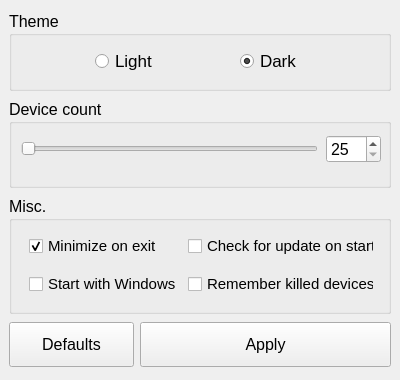
Old version of the form exe/ui_settings.ui in the repository elmoiv/elmocut.
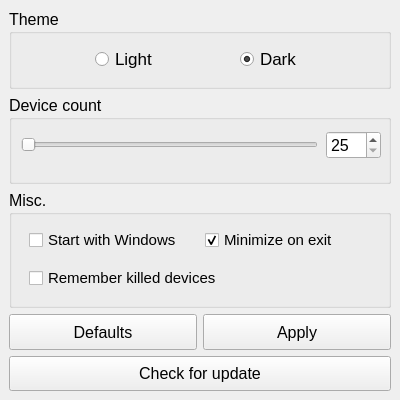
New version of the form.

The edit to the form file:
```diff
--- a/exe/ui_settings.ui
+++ b/exe/ui_settings.ui
@@ -8,19 +8,19 @@
     <x>0</x>
     <y>0</y>
     <width>400</width>
-    <height>380</height>
+    <height>400</height>
    </rect>
   </property>
   <property name="minimumSize">
    <size>
     <width>400</width>
-    <height>380</height>
+    <height>400</height>
    </size>
   </property>
   <property name="maximumSize">
    <size>
     <width>400</width>
-    <height>380</height>
+    <height>400</height>
    </size>
   </property>
   <property name="windowTitle">
@@ -44,15 +44,15 @@
    </property>
    <layout class="QHBoxLayout" name="horizontalLayout">
     <item>
-     <layout class="QGridLayout" name="gridLayout" columnstretch="0,0,0">
+     <layout class="QGridLayout" name="gridLayout" columnstretch="0,0,0,0">
       <property name="sizeConstraint">
        <enum>QLayout::SetNoConstraint</enum>
       </property>
       <property name="spacing">
        <number>6</number>
       </property>
-      <item row="0" column="0" colspan="3">
-       <widget class="QGroupBox" name="groupBox">
+      <item row="2" column="0" colspan="4">
+       <widget class="QGroupBox" name="groupBox_3">
         <property name="sizePolicy">
          <sizepolicy hsizetype="Minimum" vsizetype="Fixed">
           <horstretch>0</horstretch>
@@ -62,7 +62,7 @@
         <property name="minimumSize">
          <size>
           <width>0</width>
-          <height>80</height>
+          <height>118</height>
          </size>
         </property>
         <property name="font">
@@ -71,65 +71,71 @@
          </font>
         </property>
         <property name="title">
-         <string>Theme</string>
+         <string>Misc.</string>
         </property>
-        <widget class="QWidget" name="horizontalLayoutWidget">
+        <widget class="QWidget" name="gridLayoutWidget_2">
          <property name="geometry">
           <rect>
-           <x>9</x>
+           <x>20</x>
            <y>30</y>
-           <width>361</width>
-           <height>41</height>
+           <width>345</width>
+           <height>80</height>
           </rect>
          </property>
-         <layout class="QHBoxLayout" name="horizontalLayout_2">
-          <item>
-           <widget class="QRadioButton" name="rdbLight">
-            <property name="sizePolicy">
-             <sizepolicy hsizetype="Fixed" vsizetype="Fixed">
-              <horstretch>0</horstretch>
-              <verstretch>0</verstretch>
-             </sizepolicy>
-            </property>
+         <layout class="QGridLayout" name="gridLayout_3">
+          <item row="0" column="1">
+           <widget class="QCheckBox" name="chkMinimized">
             <property name="font">
              <font>
-              <pointsize>13</pointsize>
+              <pointsize>11</pointsize>
              </font>
             </property>
             <property name="text">
-             <string>Light</string>
-            </property>
-           </widget>
-          </item>
-          <item>
-           <widget class="QRadioButton" name="rdbDark">
-            <property name="sizePolicy">
-             <sizepolicy hsizetype="Fixed" vsizetype="Fixed">
-              <horstretch>0</horstretch>
-              <verstretch>0</verstretch>
-             </sizepolicy>
-            </property>
-            <property name="font">
-             <font>
-              <pointsize>13</pointsize>
-             </font>
-            </property>
-            <property name="text">
-             <string>Dark</string>
+             <string>Minimize on exit</string>
             </property>
             <property name="checked">
              <bool>true</bool>
             </property>
            </widget>
           </item>
+          <item row="0" column="0">
+           <widget class="QCheckBox" name="chkAutostart">
+            <property name="font">
+             <font>
+              <pointsize>11</pointsize>
+             </font>
+            </property>
+            <property name="layoutDirection">
+             <enum>Qt::LeftToRight</enum>
+            </property>
+            <property name="text">
+             <string>Start with Windows</string>
+            </property>
+           </widget>
+          </item>
+          <item row="1" column="0" colspan="2">
+           <widget class="QCheckBox" name="chkRemember">
+            <property name="font">
+             <font>
+              <pointsize>11</pointsize>
+             </font>
+            </property>
+            <property name="layoutDirection">
+             <enum>Qt::LeftToRight</enum>
+            </property>
+            <property name="text">
+             <string>Remember killed devices</string>
+            </property>
+           </widget>
+          </item>
          </layout>
         </widget>
        </widget>
       </item>
-      <item row="3" column="0">
+      <item row="3" column="0" colspan="2">
        <widget class="QPushButton" name="btnDefaults">
         <property name="sizePolicy">
-         <sizepolicy hsizetype="Minimum" vsizetype="Minimum">
+         <sizepolicy hsizetype="Preferred" vsizetype="Preferred">
           <horstretch>0</horstretch>
           <verstretch>0</verstretch>
          </sizepolicy>
@@ -144,7 +150,31 @@
         </property>
        </widget>
       </item>
-      <item row="1" column="0" colspan="3">
+      <item row="3" column="2" colspan="2">
+       <widget class="QPushButton" name="btnApply">
+        <property name="sizePolicy">
+         <sizepolicy hsizetype="Preferred" vsizetype="Preferred">
+          <horstretch>0</horstretch>
+          <verstretch>0</verstretch>
+         </sizepolicy>
+        </property>
+        <property name="minimumSize">
+         <size>
+          <width>0</width>
+          <height>16</height>
+         </size>
+        </property>
+        <property name="font">
+         <font>
+          <pointsize>12</pointsize>
+         </font>
+        </property>
+        <property name="text">
+         <string>Apply</string>
+        </property>
+       </widget>
+      </item>
+      <item row="1" column="0" colspan="4">
        <widget class="QGroupBox" name="groupBox_2">
         <property name="sizePolicy">
          <sizepolicy hsizetype="Minimum" vsizetype="Fixed">
@@ -226,8 +256,8 @@
         </widget>
        </widget>
       </item>
-      <item row="3" column="1" colspan="2">
-       <widget class="QPushButton" name="btnApply">
+      <item row="0" column="0" colspan="4">
+       <widget class="QGroupBox" name="groupBox">
         <property name="sizePolicy">
          <sizepolicy hsizetype="Minimum" vsizetype="Fixed">
           <horstretch>0</horstretch>
@@ -237,31 +267,7 @@
         <property name="minimumSize">
          <size>
           <width>0</width>
-          <height>45</height>
-         </size>
-        </property>
-        <property name="font">
-         <font>
-          <pointsize>12</pointsize>
-         </font>
-        </property>
-        <property name="text">
-         <string>Apply</string>
-        </property>
-       </widget>
-      </item>
-      <item row="2" column="0" colspan="3">
-       <widget class="QGroupBox" name="groupBox_3">
-        <property name="sizePolicy">
-         <sizepolicy hsizetype="Minimum" vsizetype="Fixed">
-          <horstretch>0</horstretch>
-          <verstretch>0</verstretch>
-         </sizepolicy>
-        </property>
-        <property name="minimumSize">
-         <size>
-          <width>0</width>
-          <height>118</height>
+          <height>80</height>
          </size>
         </property>
         <property name="font">
@@ -270,76 +276,85 @@
          </font>
         </property>
         <property name="title">
-         <string>Misc.</string>
+         <string>Theme</string>
         </property>
-        <widget class="QWidget" name="gridLayoutWidget_2">
+        <widget class="QWidget" name="horizontalLayoutWidget">
          <property name="geometry">
           <rect>
-           <x>20</x>
+           <x>9</x>
            <y>30</y>
-           <width>345</width>
-           <height>80</height>
+           <width>361</width>
+           <height>41</height>
           </rect>
          </property>
-         <layout class="QGridLayout" name="gridLayout_3">
-          <item row="0" column="0">
-           <widget class="QCheckBox" name="chkMinimized">
+         <layout class="QHBoxLayout" name="horizontalLayout_2">
+          <item>
+           <widget class="QRadioButton" name="rdbLight">
+            <property name="sizePolicy">
+             <sizepolicy hsizetype="Fixed" vsizetype="Fixed">
+              <horstretch>0</horstretch>
+              <verstretch>0</verstretch>
+             </sizepolicy>
+            </property>
             <property name="font">
              <font>
-              <pointsize>11</pointsize>
+              <pointsize>13</pointsize>
              </font>
             </property>
             <property name="text">
-             <string>Minimize on exit</string>
+             <string>Light</string>
+            </property>
+           </widget>
+          </item>
+          <item>
+           <widget class="QRadioButton" name="rdbDark">
+            <property name="sizePolicy">
+             <sizepolicy hsizetype="Fixed" vsizetype="Fixed">
+              <horstretch>0</horstretch>
+              <verstretch>0</verstretch>
+             </sizepolicy>
+            </property>
+            <property name="font">
+             <font>
+              <pointsize>13</pointsize>
+             </font>
+            </property>
+            <property name="text">
+             <string>Dark</string>
             </property>
             <property name="checked">
              <bool>true</bool>
             </property>
            </widget>
           </item>
-          <item row="0" column="1">
-           <widget class="QCheckBox" name="chkUpdates">
-            <property name="font">
-             <font>
-              <pointsize>11</pointsize>
-             </font>
-            </property>
-            <property name="text">
-             <string>Check for update on start</string>
-            </property>
-           </widget>
-          </item>
-          <item row="1" column="1">
-           <widget class="QCheckBox" name="chkRemember">
-            <property name="font">
-             <font>
-              <pointsize>11</pointsize>
-             </font>
-            </property>
-            <property name="text">
-             <string>Remember killed devices</string>
-            </property>
-           </widget>
-          </item>
-          <item row="1" column="0">
-           <widget class="QCheckBox" name="chkAutostart">
-            <property name="font">
-             <font>
-              <pointsize>11</pointsize>
-             </font>
-            </property>
-            <property name="layoutDirection">
-             <enum>Qt::LeftToRight</enum>
-            </property>
-            <property name="text">
-             <string>Start with Windows</string>
-            </property>
-           </widget>
-          </item>
          </layout>
         </widget>
        </widget>
       </item>
+      <item row="4" column="0" colspan="4">
+       <widget class="QPushButton" name="btnUpdate">
+        <property name="sizePolicy">
+         <sizepolicy hsizetype="Preferred" vsizetype="Fixed">
+          <horstretch>0</horstretch>
+          <verstretch>0</verstretch>
+         </sizepolicy>
+        </property>
+        <property name="minimumSize">
+         <size>
+          <width>0</width>
+          <height>35</height>
+         </size>
+        </property>
+        <property name="font">
+         <font>
+          <pointsize>12</pointsize>
+         </font>
+        </property>
+        <property name="text">
+         <string>Check for update</string>
+        </property>
+       </widget>
+      </item>
      </layout>
     </item>
    </layout>
```
